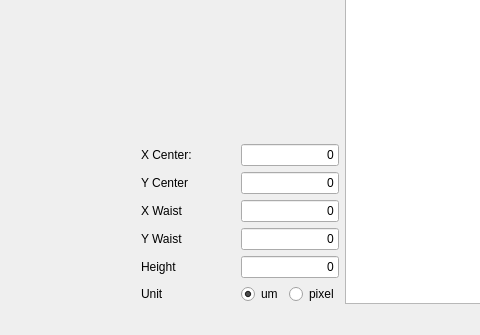
Old version of the form FlirCamWindow.ui in the repository TrappedIonRice/FlirCamera; both pictures show x 470 to 950 and y 422 to 757 of the 1090 by 757 pixel window.
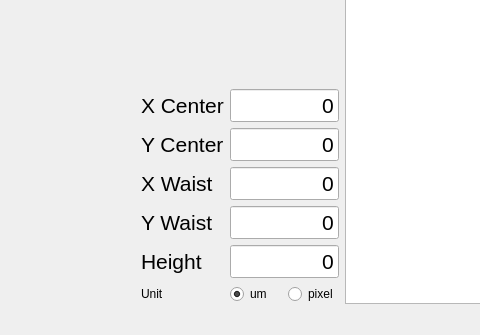
New version of the form.

Commit message: Commented out old unused code that was causing errors. Also increased font dimensions.

```diff
--- a/FlirCamWindow.ui
+++ b/FlirCamWindow.ui
@@ -26,16 +26,134 @@
       <item>
        <layout class="QGridLayout" name="gridLayoutImage" rowstretch="3,1" columnstretch="3,1">
         <item row="1" column="1">
-         <layout class="QGridLayout" name="gridLayoutFitResult" columnstretch="1,1">
-          <item row="2" column="0">
-           <widget class="QLabel" name="labelxWaist">
+         <layout class="QGridLayout" name="gridLayoutFitResult" columnstretch="1,0">
+          <item row="4" column="1">
+           <widget class="QLineEdit" name="lineEditHeight">
+            <property name="enabled">
+             <bool>true</bool>
+            </property>
+            <property name="font">
+             <font>
+              <pointsize>16</pointsize>
+             </font>
+            </property>
             <property name="text">
-             <string>X Waist</string>
+             <string>0</string>
+            </property>
+            <property name="alignment">
+             <set>Qt::AlignRight|Qt::AlignTrailing|Qt::AlignVCenter</set>
+            </property>
+           </widget>
+          </item>
+          <item row="5" column="1">
+           <layout class="QHBoxLayout" name="horizontalLayoutUnit">
+            <item>
+             <widget class="QRadioButton" name="radioButtonUnitUm">
+              <property name="text">
+               <string>um</string>
+              </property>
+              <property name="checked">
+               <bool>true</bool>
+              </property>
+             </widget>
+            </item>
+            <item>
+             <widget class="QRadioButton" name="radioButtonUnitPixel">
+              <property name="text">
+               <string>pixel</string>
+              </property>
+              <property name="checked">
+               <bool>false</bool>
+              </property>
+             </widget>
+            </item>
+           </layout>
+          </item>
+          <item row="1" column="1">
+           <widget class="QLineEdit" name="lineEdityCenter">
+            <property name="enabled">
+             <bool>true</bool>
+            </property>
+            <property name="font">
+             <font>
+              <pointsize>16</pointsize>
+             </font>
+            </property>
+            <property name="layoutDirection">
+             <enum>Qt::RightToLeft</enum>
+            </property>
+            <property name="text">
+             <string>0</string>
+            </property>
+            <property name="alignment">
+             <set>Qt::AlignRight|Qt::AlignTrailing|Qt::AlignVCenter</set>
+            </property>
+           </widget>
+          </item>
+          <item row="3" column="1">
+           <widget class="QLineEdit" name="lineEdityWaist">
+            <property name="enabled">
+             <bool>true</bool>
+            </property>
+            <property name="font">
+             <font>
+              <pointsize>16</pointsize>
+             </font>
+            </property>
+            <property name="text">
+             <string>0</string>
+            </property>
+            <property name="alignment">
+             <set>Qt::AlignRight|Qt::AlignTrailing|Qt::AlignVCenter</set>
+            </property>
+           </widget>
+          </item>
+          <item row="2" column="1">
+           <widget class="QLineEdit" name="lineEditxWaist">
+            <property name="enabled">
+             <bool>true</bool>
+            </property>
+            <property name="font">
+             <font>
+              <pointsize>16</pointsize>
+             </font>
+            </property>
+            <property name="text">
+             <string>0</string>
+            </property>
+            <property name="alignment">
+             <set>Qt::AlignRight|Qt::AlignTrailing|Qt::AlignVCenter</set>
+            </property>
+           </widget>
+          </item>
+          <item row="0" column="1">
+           <widget class="QLineEdit" name="lineEditxCenter">
+            <property name="enabled">
+             <bool>true</bool>
+            </property>
+            <property name="font">
+             <font>
+              <pointsize>16</pointsize>
+             </font>
+            </property>
+            <property name="layoutDirection">
+             <enum>Qt::RightToLeft</enum>
+            </property>
+            <property name="text">
+             <string>0</string>
+            </property>
+            <property name="alignment">
+             <set>Qt::AlignRight|Qt::AlignTrailing|Qt::AlignVCenter</set>
             </property>
            </widget>
           </item>
           <item row="4" column="0">
            <widget class="QLabel" name="labelHeight">
+            <property name="font">
+             <font>
+              <pointsize>16</pointsize>
+             </font>
+            </property>
             <property name="text">
              <string>Height</string>
             </property>
@@ -48,8 +166,25 @@
             </property>
            </widget>
           </item>
+          <item row="2" column="0">
+           <widget class="QLabel" name="labelxWaist">
+            <property name="font">
+             <font>
+              <pointsize>16</pointsize>
+             </font>
+            </property>
+            <property name="text">
+             <string>X Waist</string>
+            </property>
+           </widget>
+          </item>
           <item row="1" column="0">
            <widget class="QLabel" name="labelyCenter">
+            <property name="font">
+             <font>
+              <pointsize>16</pointsize>
+             </font>
+            </property>
             <property name="text">
              <string>Y Center</string>
             </property>
@@ -57,6 +192,11 @@
           </item>
           <item row="3" column="0">
            <widget class="QLabel" name="labelyWaist">
+            <property name="font">
+             <font>
+              <pointsize>16</pointsize>
+             </font>
+            </property>
             <property name="text">
              <string>Y Waist</string>
             </property>
@@ -64,106 +204,16 @@
           </item>
           <item row="0" column="0">
            <widget class="QLabel" name="labelxCenter">
-            <property name="text">
-             <string>X Center:</string>
+            <property name="font">
+             <font>
+              <pointsize>16</pointsize>
+             </font>
             </property>
-           </widget>
-          </item>
-          <item row="2" column="1">
-           <widget class="QLineEdit" name="lineEditxWaist">
-            <property name="enabled">
-             <bool>true</bool>
-            </property>
             <property name="text">
-             <string>0</string>
+             <string>X Center</string>
             </property>
-            <property name="alignment">
-             <set>Qt::AlignRight|Qt::AlignTrailing|Qt::AlignVCenter</set>
-            </property>
            </widget>
           </item>
-          <item row="0" column="1">
-           <widget class="QLineEdit" name="lineEditxCenter">
-            <property name="enabled">
-             <bool>true</bool>
-            </property>
-            <property name="layoutDirection">
-             <enum>Qt::RightToLeft</enum>
-            </property>
-            <property name="text">
-             <string>0</string>
-            </property>
-            <property name="alignment">
-             <set>Qt::AlignRight|Qt::AlignTrailing|Qt::AlignVCenter</set>
-            </property>
-           </widget>
-          </item>
-          <item row="1" column="1">
-           <widget class="QLineEdit" name="lineEdityCenter">
-            <property name="enabled">
-             <bool>true</bool>
-            </property>
-            <property name="layoutDirection">
-             <enum>Qt::RightToLeft</enum>
-            </property>
-            <property name="text">
-             <string>0</string>
-            </property>
-            <property name="alignment">
-             <set>Qt::AlignRight|Qt::AlignTrailing|Qt::AlignVCenter</set>
-            </property>
-           </widget>
-          </item>
-          <item row="3" column="1">
-           <widget class="QLineEdit" name="lineEdityWaist">
-            <property name="enabled">
-             <bool>true</bool>
-            </property>
-            <property name="text">
-             <string>0</string>
-            </property>
-            <property name="alignment">
-             <set>Qt::AlignRight|Qt::AlignTrailing|Qt::AlignVCenter</set>
-            </property>
-           </widget>
-          </item>
-          <item row="4" column="1">
-           <widget class="QLineEdit" name="lineEditHeight">
-            <property name="enabled">
-             <bool>true</bool>
-            </property>
-            <property name="text">
-             <string>0</string>
-            </property>
-            <property name="alignment">
-             <set>Qt::AlignRight|Qt::AlignTrailing|Qt::AlignVCenter</set>
-            </property>
-           </widget>
-          </item>
-          <item row="5" column="1">
-           <layout class="QHBoxLayout" name="horizontalLayoutUnit">
-            <item>
-             <widget class="QRadioButton" name="radioButtonUnitUm">
-              <property name="text">
-               <string>um</string>
-              </property>
-              <property name="checked">
-               <bool>true</bool>
-              </property>
-             </widget>
-            </item>
-            <item>
-             <widget class="QRadioButton" name="radioButtonUnitPixel">
-              <property name="text">
-               <string>pixel</string>
-              </property>
-              <property name="checked">
-               <bool>false</bool>
-              </property>
-             </widget>
-            </item>
-           </layout>
-          </item>
          </layout>
         </item>
         <item row="0" column="0">
```
Left out of the diff: 2 changed lines with no effect on the pictures. The commit also changes 6 other files.
